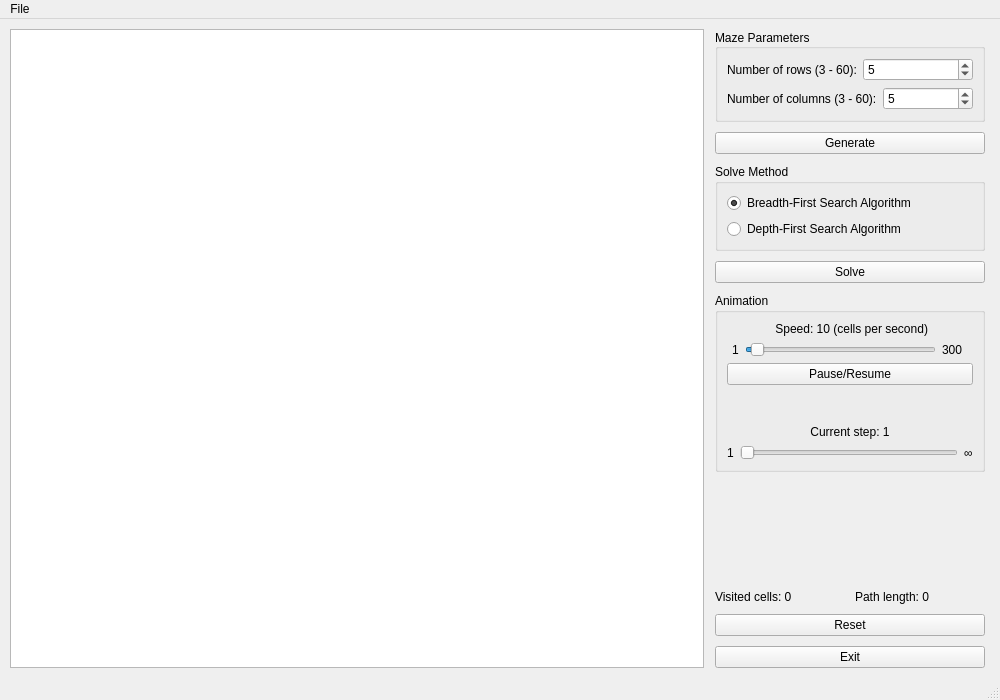
patrykkuta/Maze-Solver, file MazeSolver/mainwindow.ui: the form before one commit.
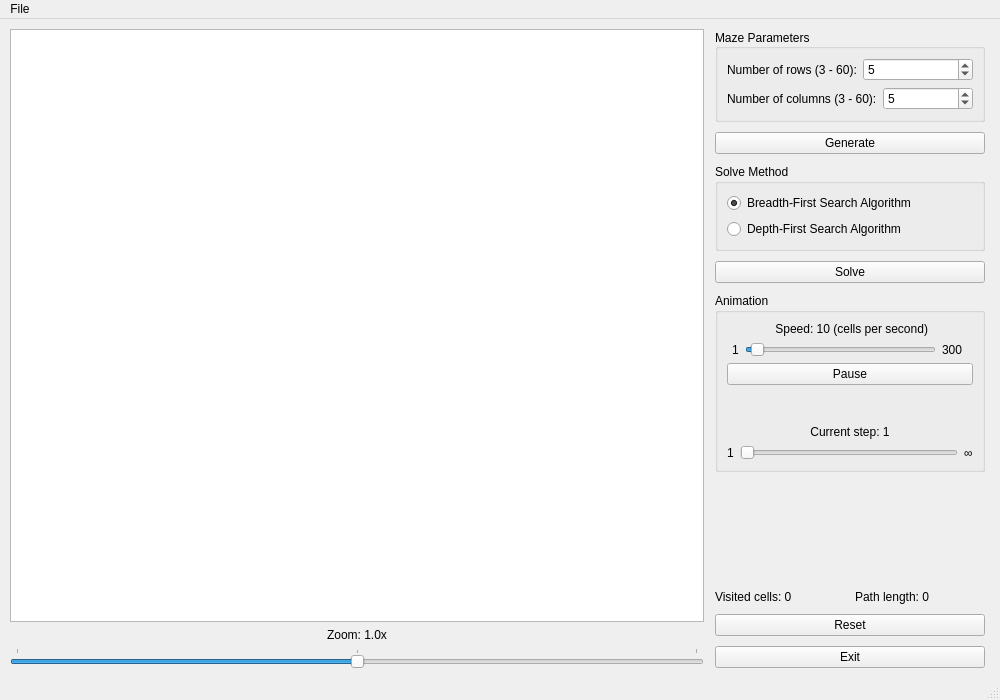
The form after the commit.

Commit message: Zoom; status messages; animation controll (to fix)

What changed in the file:
```diff
--- a/MazeSolver/mainwindow.ui
+++ b/MazeSolver/mainwindow.ui
@@ -51,6 +51,8 @@
     <property name="bottomMargin">
      <number>10</number>
     </property>
+    <item>
+     <layout class="QVBoxLayout" name="verticalLayout_7">
     <item>
      <widget class="QGraphicsView" name="mazeView">
       <property name="sizePolicy">
@@ -71,6 +73,52 @@
      </widget>
     </item>
     <item>
+       <widget class="QLabel" name="zoomLabel">
+        <property name="text">
+         <string>Zoom: 1.0x</string>
+        </property>
+        <property name="alignment">
+         <set>Qt::AlignCenter</set>
+        </property>
+       </widget>
+      </item>
+      <item>
+       <widget class="QSlider" name="zoomSlider">
+        <property name="minimum">
+         <number>-100</number>
+        </property>
+        <property name="maximum">
+         <number>100</number>
+        </property>
+        <property name="singleStep">
+         <number>1</number>
+        </property>
+        <property name="sliderPosition">
+         <number>0</number>
+        </property>
+        <property name="tracking">
+         <bool>true</bool>
+        </property>
+        <property name="orientation">
+         <enum>Qt::Horizontal</enum>
+        </property>
+        <property name="invertedAppearance">
+         <bool>false</bool>
+        </property>
+        <property name="invertedControls">
+         <bool>false</bool>
+        </property>
+        <property name="tickPosition">
+         <enum>QSlider::TicksAbove</enum>
+        </property>
+        <property name="tickInterval">
+         <number>100</number>
+        </property>
+       </widget>
+      </item>
+     </layout>
+    </item>
+    <item>
      <widget class="QWidget" name="verticalWidget" native="true">
       <property name="sizePolicy">
        <sizepolicy hsizetype="Fixed" vsizetype="Expanding">
@@ -347,7 +395,7 @@
             <item>
              <widget class="QPushButton" name="animationPlayButton">
               <property name="text">
-               <string>Pause/Resume</string>
+               <string>Pause</string>
               </property>
               <property name="flat">
                <bool>false</bool>
```
Left out of the diff: 14 changed lines with no effect on the pictures. Lines whose indentation alone changed are shown as unchanged. The commit also changes 2 other files.
